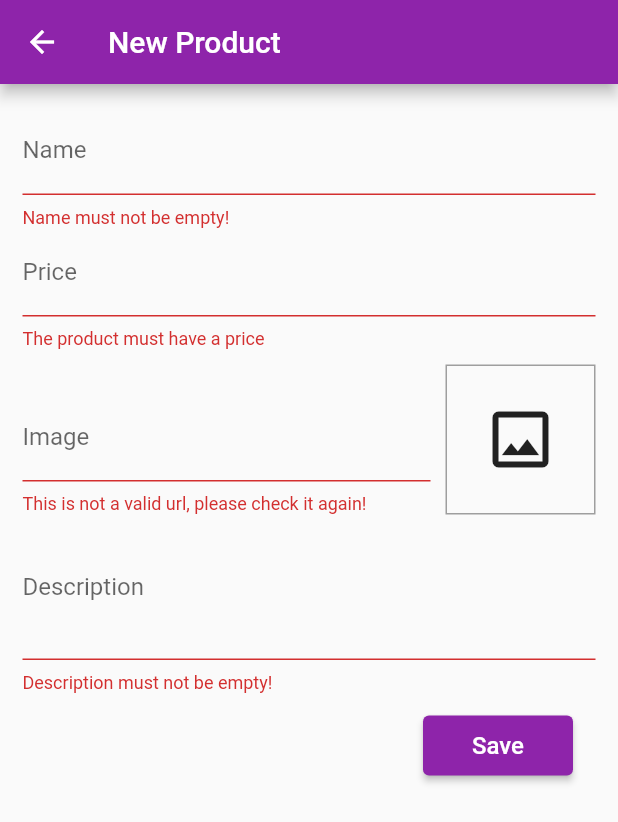
After one commit to RianMello/Flutter_Projeto_Loja, a Flutter app: the ProductFormPage screen opened by its route, after a tap on "Save", on a phone screen of 412 x 824 dp. The commit adds this screen. Shown: the top 822 px of the screen. Run offline on Flutter 3.47's test engine with Material 2 defaults, Android fonts, the phone set to English and light mode, and no system bars; network calls fail.

Commit message:
Feat/fix: Finishing the product form.

```diff
--- a/lib/components/product_item.dart
+++ b/lib/components/product_item.dart
@@ -1,4 +1,9 @@
 import 'package:flutter/material.dart';
+import 'package:provider/provider.dart';
+import 'package:shopping/models/products_list.dart';
+
+import 'package:shopping/utils/app_routes.dart';
+
 import 'package:shopping/models/product.dart';
 
 class ProductItem extends StatelessWidget {
@@ -17,11 +22,44 @@ class ProductItem extends StatelessWidget {
         child: Row(
           children: [
             IconButton(
-              onPressed: () {},
-              icon: Icon(Icons.edit),
+              onPressed: () {
+                Navigator.of(context).pushNamed(
+                  AppRoutes.productForm,
+                  arguments: product,
+                );
+              },
+              icon: Icon(
+                Icons.edit,
+                color: Theme.of(context).colorScheme.primary,
+              ),
             ),
             IconButton(
-              onPressed: () {},
+              onPressed: () {
+                showDialog<bool>(
+                  context: context,
+                  builder: (ctx) => AlertDialog(
+                    title: Text("Delete Product"),
+                    content:
+                        Text("Are you sure you want to delete this product?"),
+                    actions: [
+                      ElevatedButton(
+                          onPressed: () => Navigator.of(ctx).pop(true),
+                          child: Text("Yes")),
+                      TextButton(
+                        child: Text("No!"),
+                        onPressed: () => Navigator.of(ctx).pop(false),
+                      )
+                    ],
+                  ),
+                ).then((value) {
+                  if (value ?? false) {
+                    Provider.of<ProductsList>(
+                      context,
+                      listen: false,
+                    ).removeProduct(product);
+                  }
+                });
+              },
               icon: Icon(
                 Icons.delete,
                 color: Theme.of(context).errorColor,
--- a/lib/main.dart
+++ b/lib/main.dart
@@ -1,6 +1,7 @@
 import 'package:flutter/material.dart';
 import 'package:provider/provider.dart';
 import 'package:shopping/pages/orders_page.dart';
+import 'package:shopping/pages/product_form.dart';
 import 'package:shopping/pages/products.dart';
 
 import 'utils/app_routes.dart';
@@ -59,10 +60,11 @@ class MyApp extends StatelessWidget {
         ),
         routes: {
           AppRoutes.home: (context) => const ProductsOverviewPage(),
-          AppRoutes.productDetails: (context) => const ProductDetailsPage(),
           AppRoutes.cart: (context) => CartPage(),
           AppRoutes.orders: (context) => const OrdersPage(),
           AppRoutes.products: (context) => const ProductsPage(),
+          AppRoutes.productDetails: (context) => const ProductDetailsPage(),
+          AppRoutes.productForm: (context) => const ProductFormPage(),
         },
         debugShowCheckedModeBanner: false,
       ),
--- a/lib/models/products_list.dart
+++ b/lib/models/products_list.dart
@@ -1,3 +1,5 @@
+import 'dart:math';
+
 import 'package:flutter/cupertino.dart';
 import 'package:shopping/data/dummy_data.dart';
 import 'product.dart';
@@ -15,8 +17,43 @@ class ProductsList with ChangeNotifier {
     return _items.length;
   }
 
+  void saveProduct(Map<String, Object> datas) {
+    bool hasId = datas['id'] != null;
+    final product = Product(
+      id: hasId ? datas['id'] as String : Random().nextDouble().toString(),
+      description: datas['description'] as String,
+      imageUrl: datas['imageUrl'] as String,
+      price: datas['price'] as double,
+      name: datas['name'] as String,
+    );
+
+    if (hasId) {
+      updateProduct(product);
+    } else {
+      addProduct(product);
+    }
+  }
+
   void addProduct(Product product) {
     _items.add(product);
     notifyListeners();
   }
+
+  void updateProduct(Product product) {
+    int index = _items.indexWhere((prod) => prod.id == product.id);
+
+    if (index >= 0) {
+      _items[index] = product;
+      notifyListeners();
+    }
+  }
+
+  void removeProduct(Product product) {
+    int index = _items.indexWhere((prod) => prod.id == product.id);
+
+    if (index >= 0) {
+      _items.removeWhere((prod) => prod.id == product.id);
+      notifyListeners();
+    }
+  }
 }
--- /dev/null
+++ b/lib/pages/product_form.dart
@@ -0,0 +1,226 @@
+import 'dart:math';
+
+import 'package:flutter/material.dart';
+import 'package:flutter/src/widgets/container.dart';
+import 'package:flutter/src/widgets/framework.dart';
+import 'package:provider/provider.dart';
+import 'package:shopping/components/drawer.dart';
+import 'package:shopping/models/product.dart';
+import 'package:shopping/models/products_list.dart';
+
+class ProductFormPage extends StatefulWidget {
+  const ProductFormPage({super.key});
+
+  @override
+  State<ProductFormPage> createState() => _ProductFormPageState();
+}
+
+class _ProductFormPageState extends State<ProductFormPage> {
+  final _imgUrlController = TextEditingController();
+  final _imgUrlFocus = FocusNode();
+
+  final _formKey = GlobalKey<FormState>();
+
+  final _formDatas = Map<String, Object>();
+
+  @override
+  void initState() {
+    // TODO: implement initState
+    super.initState();
+    _imgUrlFocus.addListener(imgUpdate);
+  }
+
+  @override
+  void didChangeDependencies() {
+    // TODO: implement didChangeDependencies
+    super.didChangeDependencies();
+    if (_formDatas.isEmpty) {
+      final arg = ModalRoute.of(context)?.settings.arguments;
+
+      if (arg != null) {
+        final prod = arg as Product;
+        _formDatas['id'] = prod.id!;
+        _formDatas['name'] = prod.name!;
+        _formDatas['price'] = prod.price!;
+        _formDatas['description'] = prod.description!;
+        _formDatas['imageUrl'] = prod.imageUrl!;
+
+        _imgUrlController.text = prod.imageUrl!;
+      }
+    }
+  }
+
+  @override
+  void dispose() {
+    // TODO: implement dispose
+    super.dispose();
+    _imgUrlFocus.removeListener(imgUpdate);
+    _imgUrlFocus.dispose();
+  }
+
+  void imgUpdate() {
+    setState(() {});
+  }
+
+  bool imageUrlIsValide(String url) {
+    bool isValideUrl = Uri.tryParse(url)?.hasAbsolutePath ?? false;
+    bool endWithFile =
+        url.endsWith('.png') || url.endsWith('.jpg') || url.endsWith('.jpeg');
+
+    return isValideUrl && endWithFile;
+  }
+
+  void submitForm() {
+    final isValid = _formKey.currentState?.validate() ?? false;
+
+    if (!isValid) {
+      return;
+    }
+
+    _formKey.currentState?.save();
+
+    Provider.of<ProductsList>(context, listen: false).saveProduct(_formDatas);
+    Navigator.of(context).pop();
+  }
+
+  @override
+  Widget build(BuildContext context) {
+    return Scaffold(
+      appBar: AppBar(
+        title: Text(_formDatas.isEmpty ? 'New Product' : 'Edit Product'),
+      ),
+      body: Padding(
+        padding: const EdgeInsets.all(15),
+        child: Form(
+          key: _formKey,
+          child: ListView(
+            children: [
+              TextFormField(
+                initialValue: _formDatas['name']?.toString(),
+                decoration: const InputDecoration(labelText: 'Name'),
+                textInputAction: TextInputAction.next,
+                onSaved: (name) => _formDatas['name'] = name ?? '',
+                validator: (nameParam) {
+                  final name = nameParam ?? '';
+                  if (name.trim().isEmpty) {
+                    return 'Name must not be empty!';
+                  }
+                  if (name.trim().length < 2) {
+                    return 'Name must be at least 3 letters!';
+                  }
+                  return null;
+                },
+              ),
+              TextFormField(
+                initialValue: _formDatas['price']?.toString(),
+                decoration: const InputDecoration(labelText: 'Price'),
+                textInputAction: TextInputAction.next,
+                keyboardType: TextInputType.number,
+                onSaved: (price) {
+                  _formDatas['price'] = double.parse(price ?? "0.0");
+                },
+                validator: (priceParam) {
+                  final price = priceParam ?? '-1';
+
+                  if (price.trim().isEmpty) {
+                    return 'The product must have a price';
+                  }
+                  if (double.parse(price) <= 0) {
+                    return 'Price cannot be 0';
+                  }
+                },
+              ),
+              Row(
+                crossAxisAlignment: CrossAxisAlignment.end,
+                children: [
+                  Expanded(
+                    child: TextFormField(
+                      decoration: const InputDecoration(labelText: 'Image'),
+                      textInputAction: TextInputAction.next,
+                      focusNode: _imgUrlFocus,
+                      keyboardType: TextInputType.url,
+                      controller: _imgUrlController,
+                      onSaved: (imageUrl) {
+                        _formDatas['imageUrl'] = imageUrl ?? '';
+                      },
+                      validator: (urlParam) {
+                        final url = urlParam ?? '';
+                        if (!imageUrlIsValide(url)) {
+                          return 'This is not a valid url, please check it again!';
+                        }
+                        return null;
+                      },
+                    ),
+                  ),
+                  Container(
+                    width: 100,
+                    height: 100,
+                    margin: const EdgeInsets.only(
+                      top: 10,
+                      left: 10,
+                    ),
+                    decoration: BoxDecoration(
+                      border: Border.all(
+                        color: Colors.grey,
+                        width: 1,
+                      ),
+                    ),
+                    alignment: Alignment.center,
+                    child: _imgUrlController.text.isEmpty
+                        ? const Icon(
+                            Icons.image_outlined,
+                            size: 50,
+                          )
+                        : FittedBox(
+                            fit: BoxFit.cover,
+                            child: Image.network(_imgUrlController.text),
+                          ),
+                  )
+                ],
+              ),
+              TextFormField(
+                initialValue: _formDatas['description']?.toString(),
+                decoration: const InputDecoration(labelText: 'Description'),
+                textInputAction: TextInputAction.done,
+                keyboardType: TextInputType.multiline,
+                maxLines: 3,
+                onSaved: (description) {
+                  _formDatas['description'] = description ?? '';
+                },
+                validator: (descriptionParam) {
+                  final description = descriptionParam ?? '';
+                  if (description.trim().isEmpty) {
+                    return 'Description must not be empty!';
+                  }
+                  if (description.trim().length < 2) {
+                    return 'Description must be at least 3 letters!';
+                  }
+                  return null;
+                },
+              ),
+              Row(
+                mainAxisAlignment: MainAxisAlignment.end,
+                children: [
+                  Container(
+                    width: 100,
+                    height: 40,
+                    margin: const EdgeInsets.all(15),
+                    child: ElevatedButton(
+                      onPressed: () => submitForm(),
+                      child: const Text(
+                        "Save",
+                        style: TextStyle(
+                          fontSize: 16,
+                        ),
+                      ),
+                    ),
+                  )
+                ],
+              )
+            ],
+          ),
+        ),
+      ),
+    );
+  }
+}
--- a/lib/pages/products.dart
+++ b/lib/pages/products.dart
@@ -4,6 +4,7 @@ import 'package:provider/provider.dart';
 import 'package:shopping/components/drawer.dart';
 import 'package:shopping/components/product_item.dart';
 import 'package:shopping/models/products_list.dart';
+import 'package:shopping/utils/app_routes.dart';
 
 class ProductsPage extends StatelessWidget {
   const ProductsPage({super.key});
@@ -14,10 +15,18 @@ class ProductsPage extends StatelessWidget {
     return Scaffold(
       appBar: AppBar(
         title: Text("Products"),
+        actions: [
+          IconButton(
+            onPressed: () {
+              Navigator.of(context).pushNamed(AppRoutes.productForm);
+            },
+            icon: const Icon(Icons.add),
+          )
+        ],
       ),
-      drawer: AppDrawer(),
+      drawer: const AppDrawer(),
       body: Padding(
-        padding: EdgeInsets.all(8),
+        padding: const EdgeInsets.all(8),
         child: ListView.builder(
           itemCount: products.itemsCount,
           itemBuilder: (ctx, i) => Column(
--- a/lib/utils/app_routes.dart
+++ b/lib/utils/app_routes.dart
@@ -4,4 +4,5 @@ class AppRoutes {
   static const cart = '/cart';
   static const orders = '/orders';
   static const products = '/products';
+  static const productForm = '/product-form';
 }
```
